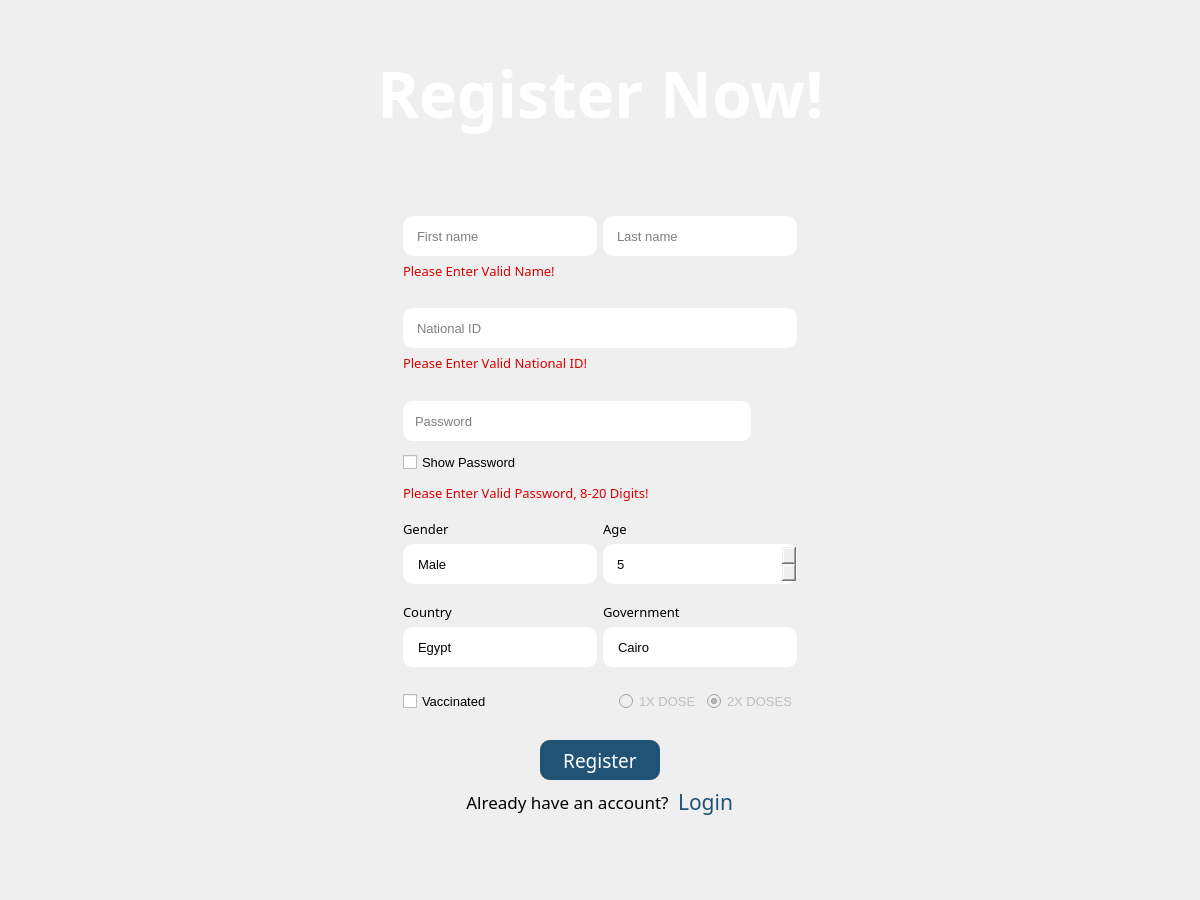
Above: Views/RegisterView/RegisterView.ui from omarelshopky/VaccineTrackingSystem before the change. Below: the same form after it.
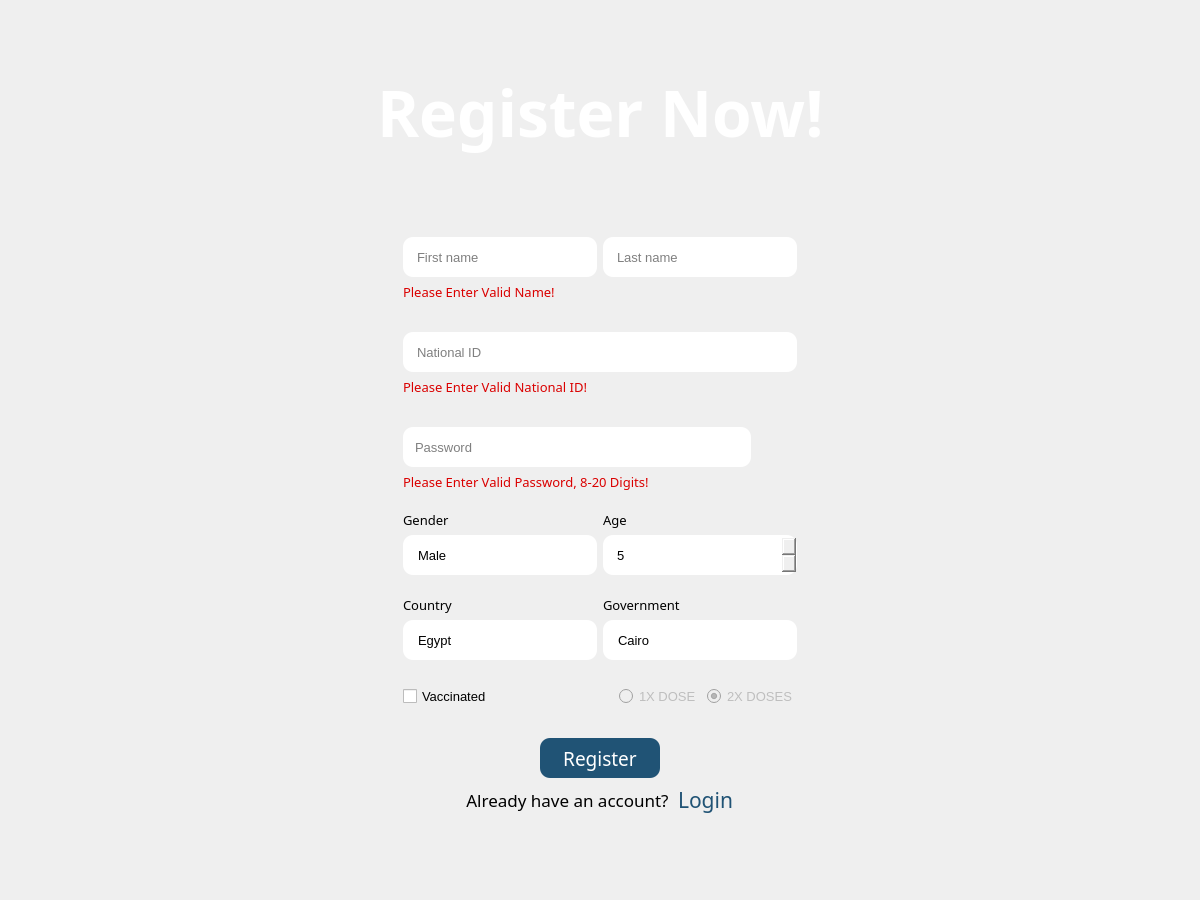
That is the form after the change. Icons and pictures are not drawn.

Diff of the .ui file:
```diff
--- a/Views/RegisterView/RegisterView.ui
+++ b/Views/RegisterView/RegisterView.ui
@@ -514,28 +514,6 @@
           </item>
          </layout>
         </item>
-        <item>
-         <widget class="QCheckBox" name="ShowPasswordCheck">
-          <property name="minimumSize">
-           <size>
-            <width>0</width>
-            <height>31</height>
-           </size>
-          </property>
-          <property name="font">
-           <font>
-            <family>MS Shell Dlg 2</family>
-            <pointsize>10</pointsize>
-           </font>
-          </property>
-          <property name="styleSheet">
-           <string notr="true"/>
-          </property>
-          <property name="text">
-           <string>Show Password</string>
-          </property>
-         </widget>
-        </item>
         <item>
          <widget class="QLabel" name="passwordError">
           <property name="font">
```
